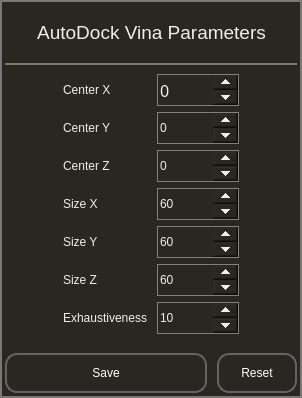
This is ConfigWin/Config.ui in RivasPardoLab/RPG-Dev as Qt 5 draws it before an edit. The edited form follows.
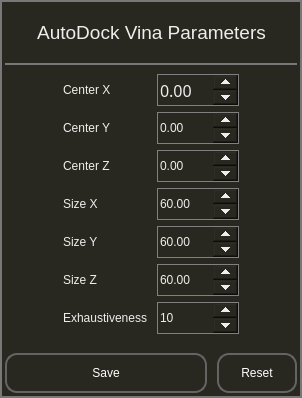
This is the edited form.

Diff of the .ui file:
```diff
--- a/ConfigWin/Config.ui
+++ b/ConfigWin/Config.ui
@@ -108,19 +108,19 @@
 border: None;
 border-color: rgb(100, 100, 100);
 }
-QSpinBox{
+QSpinBox, QDoubleSpinBox{
 
 	border : 1px solid grey;
 	height: 30;
 width:55px;
 }
-QSpinBox::up-button {
+QSpinBox::up-button, QDoubleSpinBox::up-button {
 	width:25px;
 
 
 	
 }
-QSpinBox::down-button {
+QSpinBox::down-button, QDoubleSpinBox::down-button {
 	width:25px;
 
 }
@@ -141,7 +141,7 @@
        </widget>
       </item>
       <item row="2" column="1">
-       <widget class="QSpinBox" name="centerx_box_3">
+       <widget class="QDoubleSpinBox" name="centerx_box_3">
         <property name="maximumSize">
          <size>
           <width>16777215</width>
@@ -154,6 +154,12 @@
         <property name="maximum">
          <number>1000</number>
         </property>
+        <property name="decimals">
+         <number>2</number>
+        </property>
+        <property name="singleStep">
+         <double>0.500000000000000</double>
+        </property>
        </widget>
       </item>
       <item row="0" column="0">
@@ -171,7 +177,7 @@
        </widget>
       </item>
       <item row="1" column="1">
-       <widget class="QSpinBox" name="centery_box_2">
+       <widget class="QDoubleSpinBox" name="centery_box_2">
         <property name="maximumSize">
          <size>
           <width>5353535</width>
@@ -184,10 +190,16 @@
         <property name="maximum">
          <number>1000</number>
         </property>
+        <property name="decimals">
+         <number>2</number>
+        </property>
+        <property name="singleStep">
+         <double>0.500000000000000</double>
+        </property>
        </widget>
       </item>
       <item row="0" column="1">
-       <widget class="QSpinBox" name="centerx_box">
+       <widget class="QDoubleSpinBox" name="centerx_box">
         <property name="minimumSize">
          <size>
           <width>0</width>
@@ -221,6 +233,12 @@
         <property name="maximum">
          <number>1000</number>
         </property>
+        <property name="decimals">
+         <number>2</number>
+        </property>
+        <property name="singleStep">
+         <double>0.500000000000000</double>
+        </property>
        </widget>
       </item>
       <item row="6" column="0">
@@ -250,7 +268,7 @@
        </widget>
       </item>
       <item row="3" column="1">
-       <widget class="QSpinBox" name="sizeX_box">
+       <widget class="QDoubleSpinBox" name="sizeX_box">
         <property name="maximumSize">
          <size>
           <width>53533</width>
@@ -258,11 +276,17 @@
          </size>
         </property>
         <property name="minimum">
-         <number>-1000</number>
+         <double>0.500000000000000</double>
         </property>
         <property name="maximum">
          <number>1000</number>
         </property>
+        <property name="decimals">
+         <number>2</number>
+        </property>
+        <property name="singleStep">
+         <double>0.500000000000000</double>
+        </property>
         <property name="value">
          <number>60</number>
         </property>
@@ -276,16 +300,25 @@
        </widget>
       </item>
       <item row="4" column="1">
-       <widget class="QSpinBox" name="sizey_box">
+       <widget class="QDoubleSpinBox" name="sizey_box">
         <property name="maximumSize">
          <size>
           <width>535353</width>
           <height>33535</height>
          </size>
         </property>
+        <property name="minimum">
+         <double>0.500000000000000</double>
+        </property>
         <property name="maximum">
          <number>1000</number>
         </property>
+        <property name="decimals">
+         <number>2</number>
+        </property>
+        <property name="singleStep">
+         <double>0.500000000000000</double>
+        </property>
         <property name="value">
          <number>60</number>
         </property>
@@ -306,16 +339,25 @@
        </widget>
       </item>
       <item row="5" column="1">
-       <widget class="QSpinBox" name="sizeZ_box">
+       <widget class="QDoubleSpinBox" name="sizeZ_box">
         <property name="maximumSize">
          <size>
           <width>5656565</width>
           <height>16777215</height>
          </size>
         </property>
+        <property name="minimum">
+         <double>0.500000000000000</double>
+        </property>
         <property name="maximum">
          <number>1000</number>
         </property>
+        <property name="decimals">
+         <number>2</number>
+        </property>
+        <property name="singleStep">
+         <double>0.500000000000000</double>
+        </property>
         <property name="value">
          <number>60</number>
         </property>
```
